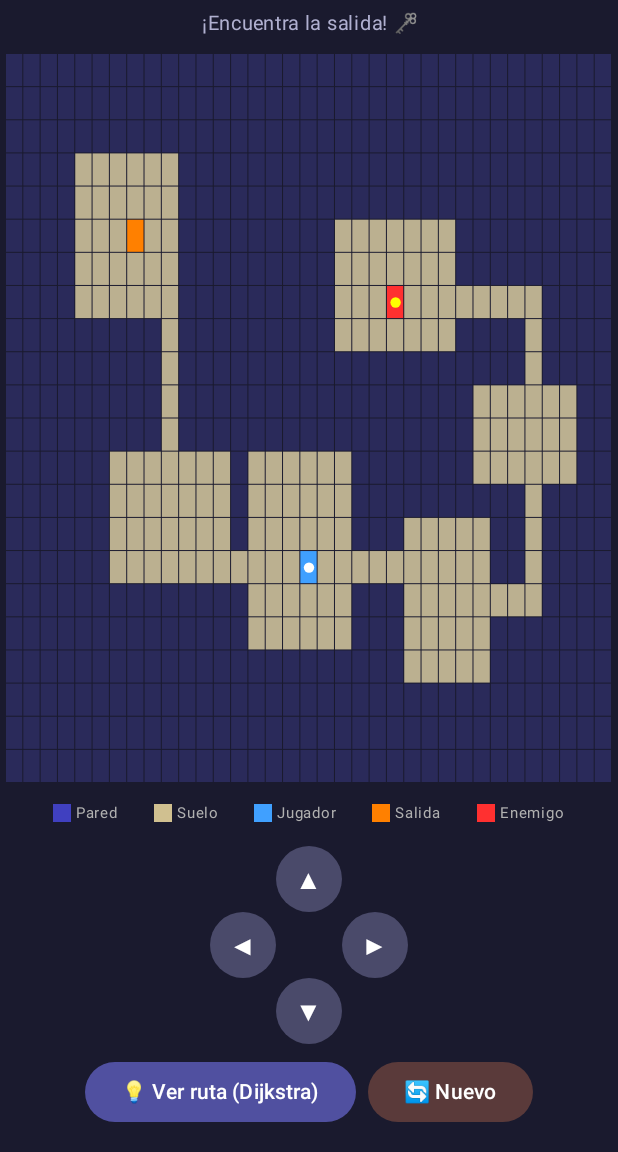
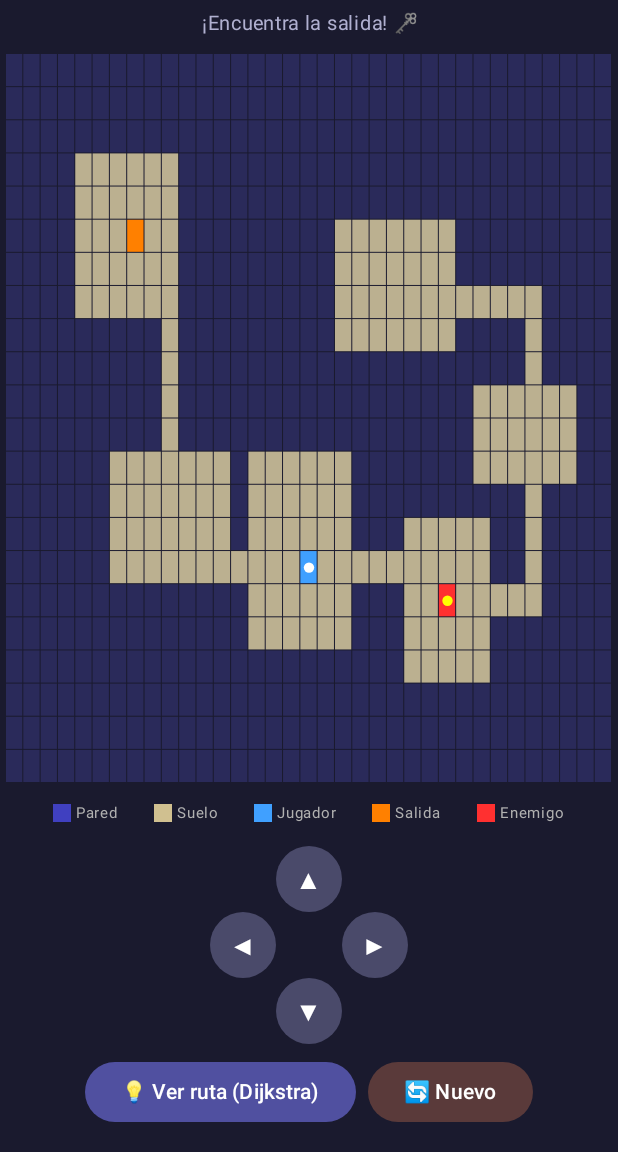
Before and after one commit to rwciANA/ADA_DungeonAlgorithm_project, an Android app built with Jetpack Compose: the screen it shows after launch (MainActivity), after a tap on an icon or button, on a phone screen of 412 x 824 dp, the part 84-1236 px from its top. Run offline under Robolectric (Android 15) with nearby library versions, the phone set to English and light mode, and no system bars.

Commit message:
fix: el enemigo ya no borra la salida y no se puede atravesar al monstruo
- moveEnemy dejaba FLOOR al salir de su celda: si pasaba por la salida, la
  borraba y el juego quedaba sin forma de ganar. Ahora restaura EXIT.
- movePlayer dejaba caminar sobre la celda del enemigo sin perder (el
  enemigo quedaba oculto bajo el jugador). Ahora devuelve CAUGHT.
- movePlayer devuelve MoveResult (BLOCKED, MOVED, WON, CAUGHT); chocar con
  una pared ya no le regala un turno al enemigo.
- Con 1 o 2 habitaciones el enemigo caía sobre la salida; ahora va a una
  habitación intermedia distinta a la del jugador y la de salida.
- generate() reintenta si no logra colocar al menos 2 habitaciones (con 0,
  rooms.first() lanzaba excepción).

```diff
--- a/app/src/main/java/com/example/dungeonalgorithm/DungeonGenerator.kt
+++ b/app/src/main/java/com/example/dungeonalgorithm/DungeonGenerator.kt
@@ -50,7 +50,14 @@ class DungeonGenerator(
         grid = Array(rows) { IntArray(cols) { WALL } }
 
         // 1. Generar habitaciones aleatorias sin solapamiento
-        val generatedRooms = generateRooms()
+        //    (si el azar no logra colocar al menos 2, se reintenta: con 0 rooms.first() fallaba)
+        var generatedRooms = generateRooms()
+        var intentos = 1
+        while (generatedRooms.size < 2 && intentos < 20) {
+            generatedRooms = generateRooms()
+            intentos++
+        }
+        require(generatedRooms.isNotEmpty()) { "El mapa ${cols}x$rows es muy chico para generar habitaciones" }
 
         // 2. MERGE SORT: ordenar habitaciones por área (mayor primero)
         rooms = MergeSort.sortByArea(generatedRooms)
@@ -75,9 +82,16 @@ class DungeonGenerator(
         exitPos = Cell(farthestRoom.centerY(), farthestRoom.centerX())
         grid[exitPos.row][exitPos.col] = EXIT
 
-        // 7. Colocar enemigo en una habitación intermedia
-        val enemyRoom = rooms.getOrElse(rooms.size / 2) { rooms.last() }
-        enemyPos = Cell(enemyRoom.centerY(), enemyRoom.centerX())
+        // 7. Colocar enemigo en una habitación intermedia, distinta a la del jugador y la salida
+        //    (con pocas habitaciones rooms[size/2] podía ser la de la salida y la tapaba)
+        val intermedias = rooms.filter { it != rooms.first() && it != farthestRoom }
+        val enemyRoom = intermedias.getOrNull(intermedias.size / 2)
+        enemyPos = if (enemyRoom != null) {
+            Cell(enemyRoom.centerY(), enemyRoom.centerX())
+        } else {
+            // Solo hay 1 o 2 habitaciones: el enemigo va a una esquina de la sala de salida
+            Cell(farthestRoom.y, farthestRoom.x)
+        }
         grid[enemyPos.row][enemyPos.col] = ENEMY
     }
 
@@ -132,12 +146,18 @@ class DungeonGenerator(
     // MECÁNICAS DE JUEGO (usan Dijkstra)
     // ================================================================
 
-    /** Mueve al jugador si la celda destino es transitable. Devuelve true si ganó. */
-    fun movePlayer(dRow: Int, dCol: Int): Boolean {
+    /** Resultado de intentar mover al jugador una celda. */
+    enum class MoveResult { BLOCKED, MOVED, WON, CAUGHT }
+
+    /** Mueve al jugador si la celda destino es transitable. */
+    fun movePlayer(dRow: Int, dCol: Int): MoveResult {
         val nr = playerPos.row + dRow
         val nc = playerPos.col + dCol
-        if (nr < 0 || nr >= rows || nc < 0 || nc >= cols) return false
-        if (grid[nr][nc] == WALL) return false
+        if (nr < 0 || nr >= rows || nc < 0 || nc >= cols) return MoveResult.BLOCKED
+        if (grid[nr][nc] == WALL) return MoveResult.BLOCKED
+
+        // Caminar hacia el monstruo también es perder (antes se podía atravesar)
+        if (Cell(nr, nc) == enemyPos) return MoveResult.CAUGHT
 
         val won = grid[nr][nc] == EXIT
 
@@ -146,7 +166,7 @@ class DungeonGenerator(
         playerPos = Cell(nr, nc)
         grid[playerPos.row][playerPos.col] = PLAYER
 
-        return won
+        return if (won) MoveResult.WON else MoveResult.MOVED
     }
 
     /**
@@ -168,8 +188,8 @@ class DungeonGenerator(
         // Actualizar camino completo para visualización
         currentPath = Dijkstra.findPath(pathGrid, enemyPos, playerPos)
 
-        // Mover el enemigo
-        grid[enemyPos.row][enemyPos.col] = FLOOR
+        // Mover el enemigo (si estaba parado sobre la salida, la salida se restaura)
+        grid[enemyPos.row][enemyPos.col] = if (enemyPos == exitPos) EXIT else FLOOR
         enemyPos = next
 
         return if (enemyPos == playerPos) {
--- a/app/src/main/java/com/example/dungeonalgorithm/MainActivity.kt
+++ b/app/src/main/java/com/example/dungeonalgorithm/MainActivity.kt
@@ -57,11 +57,19 @@ fun DungeonGameScreen() {
 
     fun onPlayerMove(dRow: Int, dCol: Int) {
         if (gameState != "playing") return
-        val won = dungeon.movePlayer(dRow, dCol)
-        if (won) {
-            gameState = "won"
-            statusMsg = "¡VICTORIA! 🏆 Escapaste de la mazmorra"
-            return
+        when (dungeon.movePlayer(dRow, dCol)) {
+            DungeonGenerator.MoveResult.WON -> {
+                gameState = "won"
+                statusMsg = "¡VICTORIA! 🏆 Escapaste de la mazmorra"
+                return
+            }
+            DungeonGenerator.MoveResult.CAUGHT -> {
+                gameState = "lost"
+                statusMsg = "GAME OVER 💀 Caminaste hacia el monstruo"
+                return
+            }
+            DungeonGenerator.MoveResult.BLOCKED -> return  // chocar con una pared no gasta el turno
+            DungeonGenerator.MoveResult.MOVED -> {}
         }
         val lost = dungeon.moveEnemy()
         if (lost) {
```
